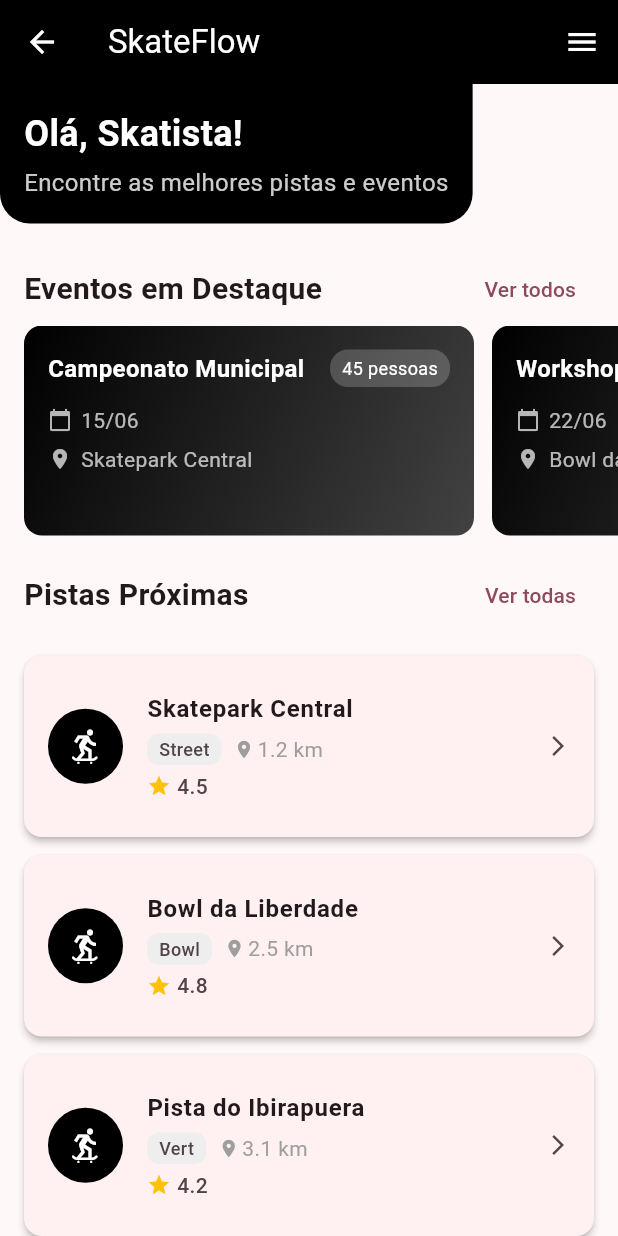
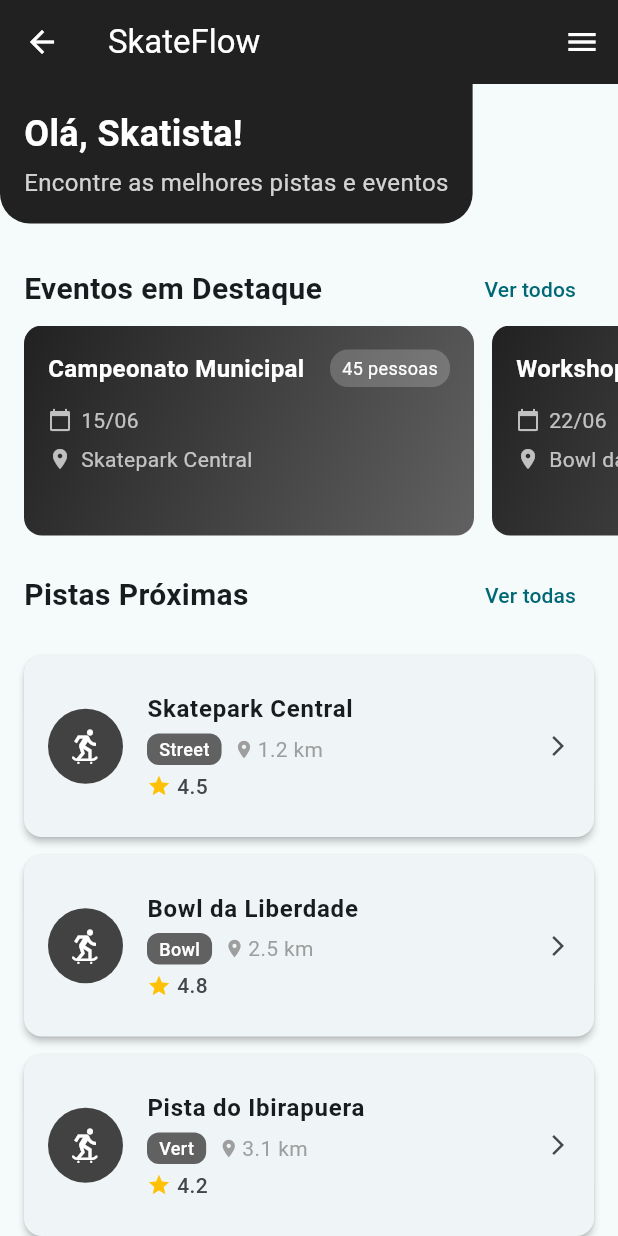
Before and after one commit to SkateFlow/SkateFlowV4-inicio-bd, a Flutter app: the HomeScreen screen opened directly with empty values, on a phone screen of 412 x 824 dp. Run offline on Flutter 3.47's test engine with Material 3 defaults, Android fonts, the phone set to English and light mode, and no system bars; our stand-ins replace cached_network_image, geolocator, google_maps_flutter.

Commit message:
12-08-2025

```diff
--- a/lib/main.dart
+++ b/lib/main.dart
@@ -27,12 +27,12 @@ class _SkateAppState extends State<SkateApp> {
       title: 'Skate Spots',
       debugShowCheckedModeBanner: false,
       theme: ThemeData(
-        colorScheme: ColorScheme.fromSeed(seedColor: Colors.black),
+        colorScheme: ColorScheme.fromSeed(seedColor: Colors.grey.shade800),
         useMaterial3: true,
       ),
       darkTheme: ThemeData(
         colorScheme: ColorScheme.fromSeed(
-          seedColor: Colors.black,
+          seedColor: Colors.grey.shade900,
           brightness: Brightness.dark,
         ),
         useMaterial3: true,
--- a/lib/screens/home_screen.dart
+++ b/lib/screens/home_screen.dart
@@ -78,7 +78,7 @@ class _HomeScreenState extends State<HomeScreen> {
     return Scaffold(
       appBar: AppBar(
         title: const Text('SkateFlow'),
-        backgroundColor: Colors.black,
+        backgroundColor: Colors.grey.shade900,
         foregroundColor: Colors.white,
         elevation: 0,
         actions: [
@@ -94,9 +94,9 @@ class _HomeScreenState extends State<HomeScreen> {
         child: ListView(
           padding: EdgeInsets.zero,
           children: [
-            const DrawerHeader(
+            DrawerHeader(
               decoration: BoxDecoration(
-                color: Colors.black,
+                color: Colors.grey.shade900,
               ),
               child: Text(
                 'Menu',
@@ -124,9 +124,9 @@ class _HomeScreenState extends State<HomeScreen> {
             // Header
             Container(
               padding: const EdgeInsets.all(16),
-              decoration: const BoxDecoration(
-                color: Colors.black,
-                borderRadius: BorderRadius.only(
+              decoration: BoxDecoration(
+                color: Colors.grey.shade900,
+                borderRadius: const BorderRadius.only(
                   bottomLeft: Radius.circular(20),
                   bottomRight: Radius.circular(20),
                 ),
@@ -185,7 +185,7 @@ class _HomeScreenState extends State<HomeScreen> {
                     margin: const EdgeInsets.only(right: 12),
                     decoration: BoxDecoration(
                       gradient: LinearGradient(
-                        colors: [Colors.black, Colors.grey.shade800],
+                        colors: [Colors.grey.shade900, Colors.grey.shade700],
                         begin: Alignment.topLeft,
                         end: Alignment.bottomRight,
                       ),
@@ -287,7 +287,7 @@ class _HomeScreenState extends State<HomeScreen> {
                       width: 50,
                       height: 50,
                       decoration: BoxDecoration(
-                        color: Colors.black,
+                        color: Colors.grey.shade800,
                         borderRadius: BorderRadius.circular(25),
                       ),
                       child: const Icon(Icons.skateboarding, color: Colors.white, size: 24),
@@ -305,13 +305,14 @@ class _HomeScreenState extends State<HomeScreen> {
                             Container(
                               padding: const EdgeInsets.symmetric(horizontal: 8, vertical: 2),
                               decoration: BoxDecoration(
-                                color: Colors.grey.shade200,
+                                color: Colors.grey.shade700,
                                 borderRadius: BorderRadius.circular(8),
                               ),
                               child: Text(
                                 park['type'] as String,
-                                style: const TextStyle(fontSize: 12, fontWeight: FontWeight.w500),
+                                style: const TextStyle(fontSize: 12, fontWeight: FontWeight.w500, color: Colors.white),
                               ),
+
                             ),
                             const SizedBox(width: 8),
                             const Icon(Icons.location_on, size: 14, color: Colors.grey),
@@ -348,16 +349,21 @@ class _HomeScreenState extends State<HomeScreen> {
               ),
             ),
             Container(
-              height: 200,
+              height: 300,
               margin: const EdgeInsets.symmetric(horizontal: 16),
               decoration: BoxDecoration(
                 borderRadius: BorderRadius.circular(12),
-                border: Border.all(color: Colors.grey.shade300),
+                border: Border.all(color: Colors.grey.shade700),
               ),
               child: ClipRRect(
                 borderRadius: BorderRadius.circular(12),
                 child: _currentPosition == null
-                    ? const Center(child: CircularProgressIndicator())
+                    ? Container(
+                        color: Colors.grey.shade800,
+                        child: const Center(
+                          child: CircularProgressIndicator(color: Colors.white),
+                        ),
+                      )
                     : GoogleMap(
                         initialCameraPosition: CameraPosition(
                           target: LatLng(_currentPosition!.latitude, _currentPosition!.longitude),
```
